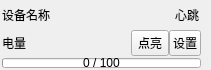
Above: UAVManage/devicecontrol.ui from gessd/UAVManage before the change. Below: the same form after it.
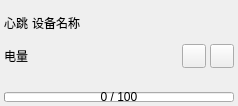
That is the form after the change. Icons and pictures are not drawn.

Commit message: 设备控制增加位置实时显示

What changed in the file:
```diff
--- a/UAVManage/devicecontrol.ui
+++ b/UAVManage/devicecontrol.ui
@@ -6,41 +6,37 @@
    <rect>
     <x>0</x>
     <y>0</y>
-    <width>211</width>
-    <height>70</height>
+    <width>238</width>
+    <height>106</height>
    </rect>
   </property>
   <property name="windowTitle">
    <string>DeviceControl</string>
   </property>
+  <property name="styleSheet">
+   <string notr="true"/>
+  </property>
   <layout class="QVBoxLayout" name="verticalLayout">
    <property name="spacing">
     <number>2</number>
    </property>
    <property name="leftMargin">
-    <number>2</number>
+    <number>4</number>
    </property>
    <property name="topMargin">
-    <number>2</number>
+    <number>4</number>
    </property>
    <property name="rightMargin">
-    <number>10</number>
+    <number>4</number>
    </property>
    <property name="bottomMargin">
-    <number>2</number>
+    <number>4</number>
    </property>
    <item>
     <layout class="QHBoxLayout" name="horizontalLayout">
      <property name="spacing">
-      <number>0</number>
+      <number>4</number>
      </property>
-     <item>
-      <widget class="QLabel" name="labelDeviceName">
-       <property name="text">
-        <string>设备名称</string>
-       </property>
-      </widget>
-     </item>
      <item>
       <widget class="QLabel" name="labelStatus">
        <property name="sizePolicy">
@@ -51,14 +47,14 @@
        </property>
        <property name="minimumSize">
         <size>
-         <width>26</width>
-         <height>26</height>
+         <width>20</width>
+         <height>20</height>
         </size>
        </property>
        <property name="maximumSize">
         <size>
-         <width>26</width>
-         <height>26</height>
+         <width>24</width>
+         <height>24</height>
         </size>
        </property>
        <property name="text">
@@ -66,12 +62,19 @@
        </property>
       </widget>
      </item>
+     <item>
+      <widget class="QLabel" name="labelDeviceName">
+       <property name="text">
+        <string>设备名称</string>
+       </property>
+      </widget>
+     </item>
     </layout>
    </item>
    <item>
     <layout class="QHBoxLayout" name="horizontalLayout_2">
      <property name="spacing">
-      <number>0</number>
+      <number>4</number>
      </property>
      <item>
       <widget class="QLabel" name="labelBattery">
@@ -95,39 +98,83 @@
      </item>
      <item>
       <widget class="QToolButton" name="btnLED">
+       <property name="minimumSize">
+        <size>
+         <width>24</width>
+         <height>24</height>
+        </size>
+       </property>
        <property name="maximumSize">
         <size>
-         <width>60</width>
-         <height>32</height>
+         <width>24</width>
+         <height>24</height>
         </size>
        </property>
        <property name="text">
-        <string>点亮</string>
+        <string/>
        </property>
        <property name="icon">
         <iconset resource="uavmanage.qrc">
          <normaloff>:/res/images/lighting.png</normaloff>:/res/images/lighting.png</iconset>
        </property>
+       <property name="iconSize">
+        <size>
+         <width>20</width>
+         <height>20</height>
+        </size>
+       </property>
        <property name="toolButtonStyle">
-        <enum>Qt::ToolButtonTextBesideIcon</enum>
+        <enum>Qt::ToolButtonIconOnly</enum>
        </property>
       </widget>
      </item>
      <item>
-      <widget class="QToolButton" name="btnSet">
+      <widget class="QToolButton" name="btnRemove">
+       <property name="minimumSize">
+        <size>
+         <width>24</width>
+         <height>24</height>
+        </size>
+       </property>
        <property name="maximumSize">
         <size>
-         <width>32</width>
-         <height>32</height>
+         <width>24</width>
+         <height>24</height>
         </size>
        </property>
        <property name="text">
-        <string>设置</string>
+        <string/>
+       </property>
+       <property name="icon">
+        <iconset resource="uavmanage.qrc">
+         <normaloff>:/res/images/delete.png</normaloff>:/res/images/delete.png</iconset>
+       </property>
+       <property name="iconSize">
+        <size>
+         <width>20</width>
+         <height>20</height>
+        </size>
        </property>
       </widget>
      </item>
     </layout>
    </item>
+   <item>
+    <widget class="QLabel" name="labelLocation">
+     <property name="maximumSize">
+      <size>
+       <width>16777215</width>
+       <height>20</height>
+      </size>
+     </property>
+     <property name="text">
+      <string/>
+     </property>
+     <property name="alignment">
+      <set>Qt::AlignCenter</set>
+     </property>
+    </widget>
+   </item>
    <item>
     <widget class="QProgressBar" name="progressBar">
      <property name="maximumSize">
```
The commit also changes 7 other files.
